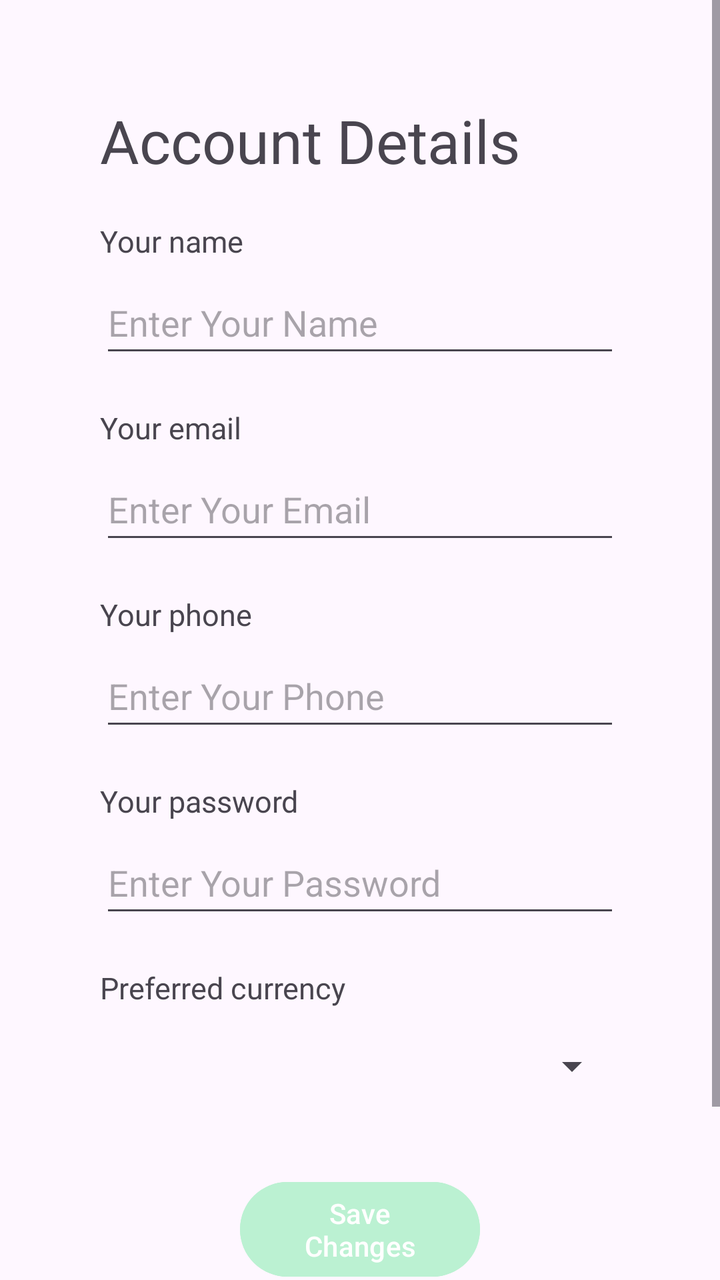
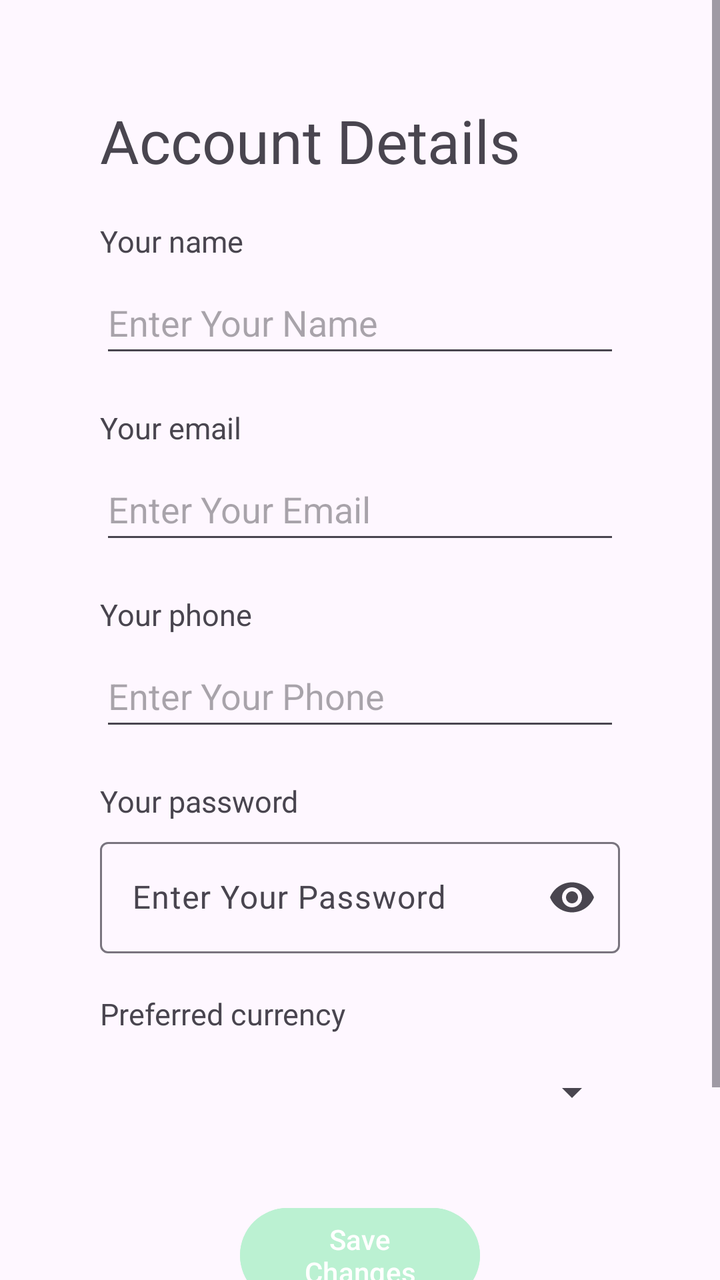

Compare the two renders of this Android layout. The source of the first and the diff that turns it into the second are given below.
<!-- AndroidManifest.xml: application theme Theme.CallBoardAS -->
<!-- res/layout/fragment_account.xml -->
<?xml version="1.0" encoding="utf-8"?>
<FrameLayout xmlns:android="http://schemas.android.com/apk/res/android"
    xmlns:tools="http://schemas.android.com/tools"
    android:layout_width="match_parent"
    android:layout_height="match_parent"
    tools:context=".AccountFragment">

    <ScrollView
        android:layout_width="match_parent"
        android:layout_height="match_parent">

        <LinearLayout
            android:layout_width="match_parent"
            android:layout_height="wrap_content"
            android:orientation="vertical" >

            <TextView
                android:id="@+id/textViewCurrentAccount"
                android:layout_width="match_parent"
                android:layout_height="wrap_content"
                android:layout_marginHorizontal="50dp"
                android:layout_marginTop="50dp"
                android:text="@string/current_account_text_view"
                android:textSize="30sp" />

            <TextView
                android:id="@+id/textViewCurrentName"
                android:layout_width="match_parent"
                android:layout_height="wrap_content"
                android:layout_marginHorizontal="50dp"
                android:layout_marginTop="20dp"
                android:text="@string/current_name_text_view"
                android:textSize="15sp" />

            <EditText
                android:id="@+id/editTextCurrentName"
                android:layout_width="match_parent"
                android:layout_height="wrap_content"
                android:layout_marginHorizontal="50dp"
                android:layout_marginTop="5dp"
                android:ems="10"
                android:hint="@string/name_text_plain"
                android:inputType="text"
                android:minHeight="48dp"
                android:text="" />

            <TextView
                android:id="@+id/textViewCurrentEmail"
                android:layout_width="match_parent"
                android:layout_height="wrap_content"
                android:layout_marginHorizontal="50dp"
                android:layout_marginTop="20dp"
                android:text="@string/current_email_text_view"
                android:textSize="15sp" />

            <EditText
                android:id="@+id/editTextCurrentEmail"
                android:layout_width="match_parent"
                android:layout_height="wrap_content"
                android:layout_marginHorizontal="50dp"
                android:layout_marginTop="5dp"
                android:ems="10"
                android:hint="@string/email_text_plain"
                android:inputType="textEmailAddress"
                android:minHeight="48dp"
                android:text="" />

            <TextView
                android:id="@+id/textViewCurrentPhone"
                android:layout_width="match_parent"
                android:layout_height="wrap_content"
                android:layout_marginHorizontal="50dp"
                android:layout_marginTop="20dp"
                android:text="@string/current_phone_text_view"
                android:textSize="15sp" />

            <EditText
                android:id="@+id/editTextCurrentPhone"
                android:layout_width="match_parent"
                android:layout_height="wrap_content"
                android:layout_marginHorizontal="50dp"
                android:layout_marginTop="5dp"
                android:ems="10"
                android:hint="@string/phone_text_plain"
                android:inputType="phone"
                android:minHeight="48dp" />

            <TextView
                android:id="@+id/textViewCurrentPassword"
                android:layout_width="match_parent"
                android:layout_height="wrap_content"
                android:layout_marginHorizontal="50dp"
                android:layout_marginTop="20dp"
                android:text="@string/current_password_text_view"
                android:textSize="15sp" />

            <EditText
                android:id="@+id/editTextCurrentPassword"
                android:layout_width="match_parent"
                android:layout_height="wrap_content"
                android:layout_marginHorizontal="50dp"
                android:layout_marginTop="5dp"
                android:ems="10"
                android:hint="@string/password_text_plain"
                android:inputType="textPassword"
                android:minHeight="48dp" />

            <TextView
                android:id="@+id/textViewCurrentCurrency"
                android:layout_width="match_parent"
                android:layout_height="wrap_content"
                android:layout_marginHorizontal="50dp"
                android:layout_marginTop="20dp"
                android:text="@string/current_currency_text_view"
                android:textSize="15sp" />

            <Spinner
                android:id="@+id/spinnerCurrentCurrency"
                android:layout_width="match_parent"
                android:layout_height="wrap_content"
                android:layout_marginHorizontal="50dp"
                android:layout_marginTop="5dp"
                android:minHeight="48dp" />

            <Button
                android:id="@+id/buttonSaveChanges"
                android:layout_width="match_parent"
                android:layout_height="wrap_content"
                android:layout_marginHorizontal="120dp"
                android:layout_marginTop="30dp"
                android:backgroundTint="@color/green"
                android:text="@string/save_changes_button" />

            <Button
                android:id="@+id/buttonLogOut"
                android:layout_width="match_parent"
                android:layout_height="wrap_content"
                android:layout_marginHorizontal="120dp"
                android:layout_marginTop="50dp"
                android:backgroundTint="@color/red"
                android:text="@string/log_out_button" />
        </LinearLayout>
    </ScrollView>

</FrameLayout>
<!-- resources referenced by this layout -->
<resources>
  <color name="green">#BBF1D2</color>
  <color name="red">#FF9D9D</color>
  <string name="current_account_text_view">Account Details</string>
  <string name="current_currency_text_view">Preferred currency</string>
  <string name="current_email_text_view">Your email</string>
  <string name="current_name_text_view">Your name</string>
  <string name="current_password_text_view">Your password</string>
  <string name="current_phone_text_view">Your phone</string>
  <string name="email_text_plain">Enter Your Email</string>
  <string name="log_out_button">Log Out</string>
  <string name="name_text_plain">Enter Your Name</string>
  <string name="password_text_plain">Enter Your Password</string>
  <string name="phone_text_plain">Enter Your Phone</string>
  <string name="save_changes_button">Save Changes</string>
  <style name="Theme.CallBoardAS" parent="Base.Theme.CallBoardAS" />
  <style name="Base.Theme.CallBoardAS" parent="Theme.Material3.DayNight.NoActionBar">
          
          
      </style>
</resources>

<!-- the commit's change to res/layout/fragment_account.xml (unified diff, before → after) -->
@@ -3,6 +3,7 @@
     xmlns:tools="http://schemas.android.com/tools"
     android:layout_width="match_parent"
     android:layout_height="match_parent"
+    xmlns:app="http://schemas.android.com/apk/res-auto"
     tools:context=".AccountFragment">
 
     <ScrollView
@@ -94,16 +95,21 @@
                 android:text="@string/current_password_text_view"
                 android:textSize="15sp" />
 
-            <EditText
-                android:id="@+id/editTextCurrentPassword"
+            <com.google.android.material.textfield.TextInputLayout
                 android:layout_width="match_parent"
                 android:layout_height="wrap_content"
                 android:layout_marginHorizontal="50dp"
                 android:layout_marginTop="5dp"
-                android:ems="10"
+                android:minHeight="48dp"
                 android:hint="@string/password_text_plain"
-                android:inputType="textPassword"
-                android:minHeight="48dp" />
+                app:endIconMode="password_toggle">
+                <com.google.android.material.textfield.TextInputEditText
+                    android:id="@+id/editTextCurrentPassword"
+                    android:layout_width="match_parent"
+                    android:layout_height="wrap_content"
+                    android:ems="10"
+                    android:inputType="textPassword" />
+            </com.google.android.material.textfield.TextInputLayout>
 
             <TextView
                 android:id="@+id/textViewCurrentCurrency"
